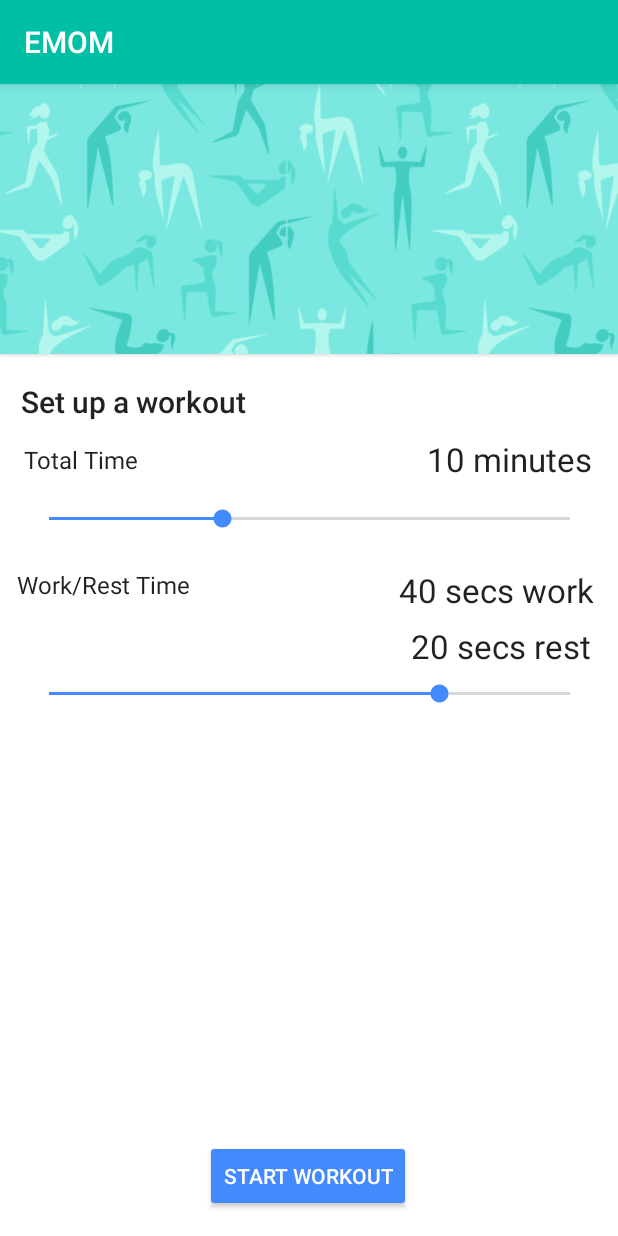
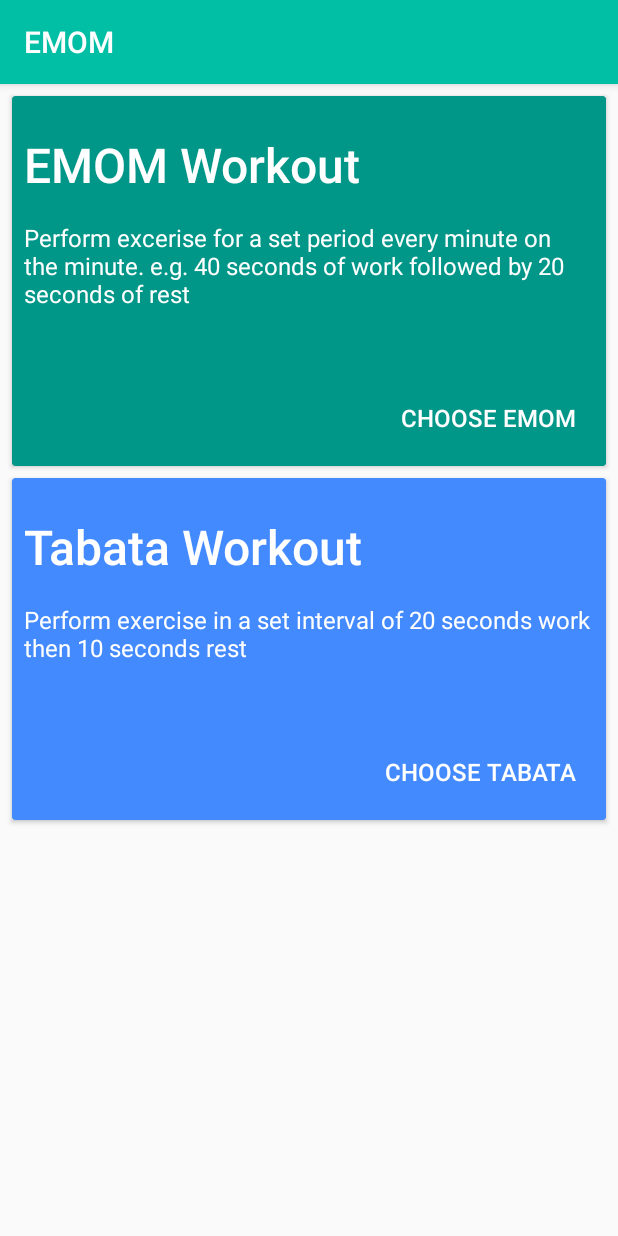
Before and after one commit to danielpape/EMOM, an Android app: the screen it shows after launch (MainActivity before the commit, MainActivityOptions after it), on a phone screen of 412 x 824 dp. Run offline under Robolectric (Android 15) with nearby library versions, the phone set to English and light mode, and no system bars; libraries missing offline, so code that uses them is left out: com.google.android.gms; 3 statements that could not run were skipped.

Commit message:
Updated Main Activity Styling

```diff
--- a/app/src/main/AndroidManifest.xml
+++ b/app/src/main/AndroidManifest.xml
@@ -13,7 +13,7 @@
         android:supportsRtl="true"
         android:theme="@style/AppTheme">
         <activity
-            android:name=".MainActivity"
+            android:name=".MainActivityOptions"
             android:screenOrientation="portrait">
             <intent-filter>
                 <action android:name="android.intent.action.MAIN" />
@@ -49,6 +49,10 @@
             android:name=".TabataActivity"
             android:configChanges="keyboard|keyboardHidden|orientation|screenSize"
             android:label="Tabata" />
+        <activity
+            android:name=".MainActivity"
+            android:configChanges="keyboard|keyboardHidden|orientation|screenSize"
+            android:label="EMOM Options" />
     </application>
 
 </manifest>
--- /dev/null
+++ b/app/src/main/java/com/danielpape/EMOM/MainActivityOptions.java
@@ -0,0 +1,58 @@
+package com.danielpape.EMOM;
+
+import android.os.CountDownTimer;
+import android.support.v7.app.AppCompatActivity;
+import android.os.Bundle;
+import android.view.View;
+import android.widget.Button;
+import android.widget.SeekBar;
+import android.widget.TextView;
+import android.content.Intent;
+import android.app.Application;
+
+import com.google.android.gms.analytics.HitBuilders;
+import com.google.android.gms.analytics.Tracker;
+
+public class MainActivityOptions extends AppCompatActivity {
+
+    private Tracker mTracker;
+
+    SeekBar timeSlider;
+    SeekBar workRestSlider;
+    TextView countdownTextView;
+    Button statusChangeButton;
+    int minutes;
+    int seconds;
+    int restTime;
+    int roundTime;
+    Boolean counterIsActive = false;
+    CountDownTimer countDownTimer;
+
+    public void tapEMOMButton(View view) {
+
+        mTracker.send(new HitBuilders.EventBuilder()
+                .setCategory("Action")
+                .setAction("Start Workout")
+                .build());
+
+        Intent intent = new Intent(getBaseContext(), MainActivity.class);
+//        intent.putExtra("workoutLength", timeSlider.getProgress());
+//        intent.putExtra("restTime", restTime);
+//        intent.putExtra("roundTime", roundTime);
+        startActivity(intent);
+
+    }
+
+    @Override
+    protected void onCreate(Bundle savedInstanceState) {
+        super.onCreate(savedInstanceState);
+        setContentView(R.layout.activity_mainoptions);
+
+        EMOM application = (EMOM) getApplication();
+        mTracker = application.getDefaultTracker();
+
+        mTracker.setScreenName("Image~" + "main");
+        mTracker.send(new HitBuilders.ScreenViewBuilder().build());
+
+    }
+}
--- a/app/src/main/res/layout/activity_mainoptions.xml
+++ b/app/src/main/res/layout/activity_mainoptions.xml
@@ -3,15 +3,17 @@
     xmlns:app="http://schemas.android.com/apk/res-auto"
     xmlns:tools="http://schemas.android.com/tools"
     android:orientation="vertical" android:layout_width="match_parent"
-    android:layout_height="match_parent">
+    android:layout_height="match_parent"
+    tools:context="com.danielpape.EMOM.MainActivity"
+    android:id="@+id/activity_mainOptions">
 
     <android.support.v7.widget.CardView
         android:id="@+id/EMOMCard"
         android:layout_width="match_parent"
         android:layout_height="wrap_content"
         android:layout_margin="8dp"
-        app:cardBackgroundColor="#e0f2f1"
-        app:cardCornerRadius="8dp"
+        app:cardBackgroundColor="@color/colorPrimaryDark"
+        app:cardCornerRadius="2dp"
         app:cardElevation="2dp"
         app:contentPadding="8dp">
 
@@ -25,8 +27,10 @@
                 android:id="@+id/textView6"
                 android:layout_width="match_parent"
                 android:layout_height="wrap_content"
-                android:text="TextView"
-                android:textAppearance="@android:style/TextAppearance.Material.Display1"
+                android:layout_marginTop="16dp"
+                android:text="EMOM Workout"
+                android:textAppearance="@android:style/TextAppearance.Material.Widget.ActionBar.Title.Inverse"
+                android:textSize="32dp"
                 tools:text="EMOM Workout" />
 
             <TextView
@@ -34,18 +38,22 @@
                 android:layout_width="match_parent"
                 android:layout_height="wrap_content"
                 android:layout_marginBottom="48dp"
-                android:layout_marginTop="8dp"
+                android:layout_marginTop="16dp"
                 android:text="Perform excerise for a set period every minute on the minute. e.g. 40 seconds of work followed by 20 seconds of rest"
-                android:textAppearance="@android:style/TextAppearance.Material.Subhead" />
+                android:textAppearance="@android:style/TextAppearance.Material.Subhead"
+                android:textColor="@color/cardview_light_background" />
 
             <Button
                 android:id="@+id/button4"
+                style="@style/Widget.AppCompat.Button.Borderless"
                 android:layout_width="wrap_content"
                 android:layout_height="wrap_content"
                 android:layout_gravity="bottom|right"
                 android:backgroundTint="@color/colorAccent"
+                android:onClick="tapEMOMButton"
                 android:text="Choose EMOM"
-                android:textColor="@color/common_google_signin_btn_text_dark" />
+                android:textColor="@color/common_google_signin_btn_text_dark"
+                android:textSize="16dp" />
 
         </LinearLayout>
 
@@ -55,11 +63,11 @@
         android:id="@+id/EMOMCard"
         android:layout_width="match_parent"
         android:layout_height="wrap_content"
+        android:layout_marginBottom="8dp"
         android:layout_marginLeft="8dp"
         android:layout_marginRight="8dp"
-        android:layout_marginBottom="8dp"
-        app:cardBackgroundColor="#e0f2f1"
-        app:cardCornerRadius="8dp"
+        app:cardBackgroundColor="@color/colorAccent"
+        app:cardCornerRadius="2dp"
         app:cardElevation="2dp"
         app:contentPadding="8dp">
 
@@ -73,8 +81,11 @@
                 android:id="@+id/textView6"
                 android:layout_width="match_parent"
                 android:layout_height="wrap_content"
-                android:text="TextView"
-                android:textAppearance="@android:style/TextAppearance.Material.Display1"
+                android:layout_marginTop="16dp"
+                android:text="Tabata Workout"
+
+                android:textAppearance="@android:style/TextAppearance.Material.Widget.ActionMode.Title.Inverse"
+                android:textSize="32dp"
                 tools:text="Tabata Workout" />
 
             <TextView
@@ -82,18 +93,22 @@
                 android:layout_width="match_parent"
                 android:layout_height="wrap_content"
                 android:layout_marginBottom="48dp"
-                android:layout_marginTop="8dp"
+                android:layout_marginTop="16dp"
                 android:text="Perform exercise in a set interval of 20 seconds work then 10 seconds rest"
-                android:textAppearance="@android:style/TextAppearance.Material.Subhead" />
+                android:textAppearance="@android:style/TextAppearance.Material.Subhead"
+                android:textColor="@color/cardview_light_background"
+                android:textSize="16dp" />
 
             <Button
                 android:id="@+id/button4"
+                style="@style/Widget.AppCompat.Button.Borderless"
                 android:layout_width="wrap_content"
                 android:layout_height="wrap_content"
                 android:layout_gravity="bottom|right"
                 android:backgroundTint="@color/colorAccent"
                 android:text="Choose Tabata"
-                android:textColor="@color/common_google_signin_btn_text_dark" />
+                android:textColor="@color/common_google_signin_btn_text_dark"
+                android:textSize="16dp" />
 
         </LinearLayout>
 
--- a/app/src/main/res/values/colors.xml
+++ b/app/src/main/res/values/colors.xml
@@ -1,6 +1,6 @@
 <?xml version="1.0" encoding="utf-8"?>
 <resources>
-    <color name="colorPrimary">#00BFA5</color>
+    <color name="colorPrimary">#00bfa5</color>
     <color name="colorPrimaryDark">#009688</color>
     <color name="colorAccent">#448aff</color>
     <color name="workoutGreen">#1DE9B6</color>
```
